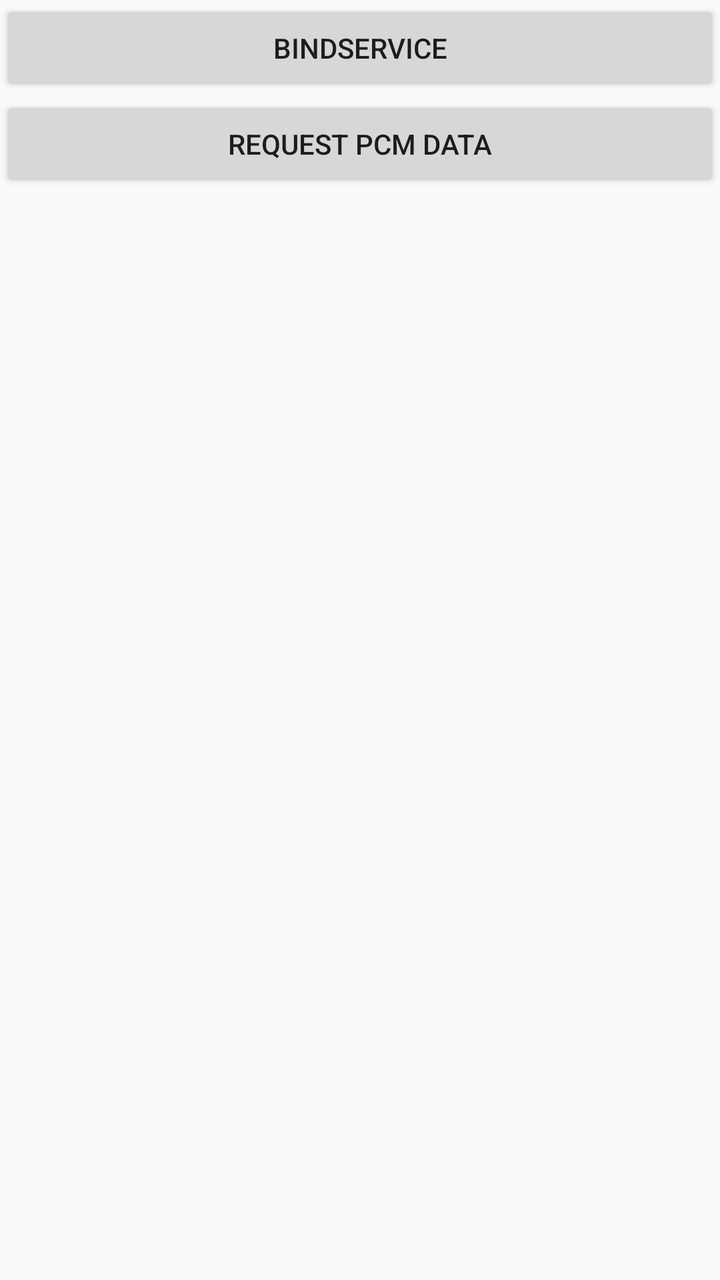
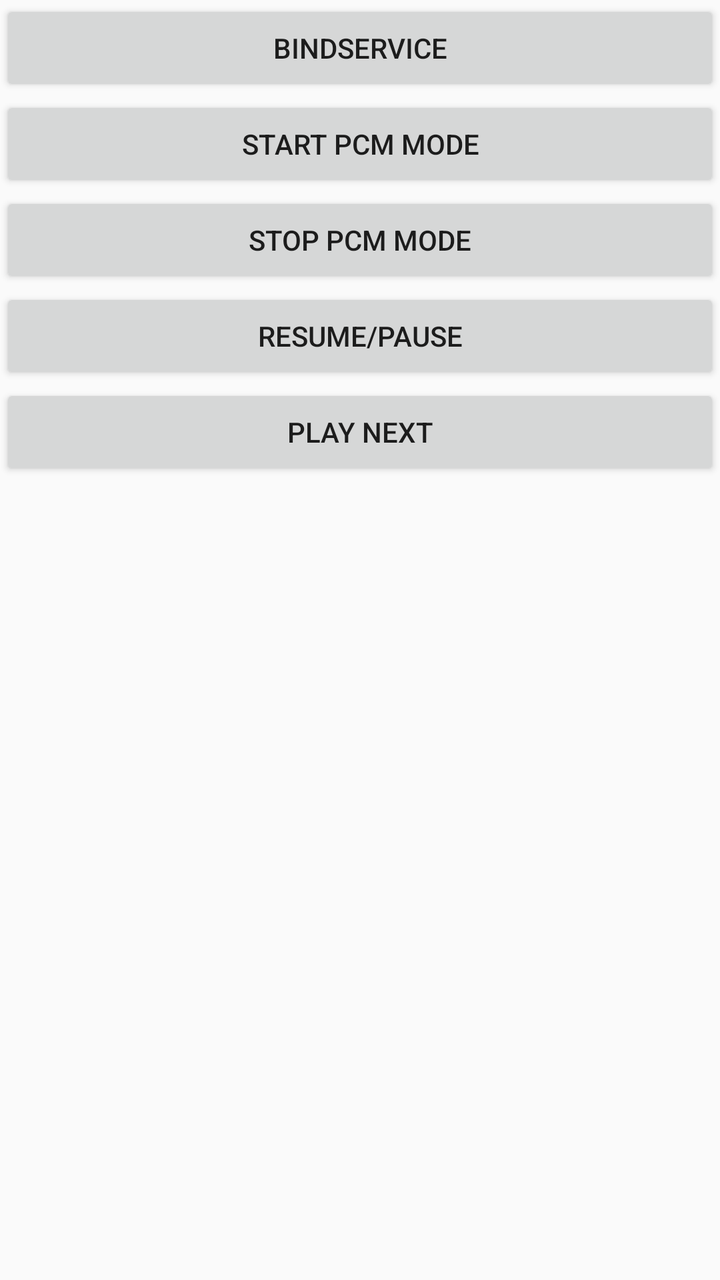

An Android layout rendered at two revisions. The XML below is the earlier revision; the diff shows what the commit changed to produce the second picture.
<!-- AndroidManifest.xml: activity theme AppTheme.NoActionBar -->
<!-- res/layout/activity_pcm_example.xml -->
<?xml version="1.0" encoding="utf-8"?>
<LinearLayout xmlns:android="http://schemas.android.com/apk/res/android"
    android:layout_width="match_parent"
    android:layout_height="match_parent"
    android:orientation="vertical"
    >

    <Button
        android:id="@+id/bt_bind_service"
        android:layout_width="match_parent"
        android:layout_height="wrap_content"
        android:text="bindService" />

    <Button
        android:id="@+id/bt_request_pcm_data"
        android:layout_width="match_parent"
        android:layout_height="wrap_content"
        android:text="request pcm data" />
</LinearLayout>
<!-- resources referenced by this layout -->
<resources>
  <style name="AppTheme.NoActionBar">
          <item name="windowActionBar">false</item>
          <item name="windowNoTitle">true</item>
      </style>
</resources>

<!-- the commit's change to res/layout/activity_pcm_example.xml (unified diff, before → after) -->
@@ -12,8 +12,26 @@
         android:text="bindService" />
 
     <Button
-        android:id="@+id/bt_request_pcm_data"
+        android:id="@+id/bt_start_pcm_mode"
         android:layout_width="match_parent"
         android:layout_height="wrap_content"
-        android:text="request pcm data" />
+        android:text="Start pcm mode" />
+
+    <Button
+        android:id="@+id/bt_stop_pcm_mode"
+        android:layout_width="match_parent"
+        android:layout_height="wrap_content"
+        android:text="Stop pcm mode" />
+
+    <Button
+        android:id="@+id/bt_play"
+        android:layout_width="match_parent"
+        android:layout_height="wrap_content"
+        android:text="Resume/Pause" />
+
+    <Button
+        android:id="@+id/bt_next"
+        android:layout_width="match_parent"
+        android:layout_height="wrap_content"
+        android:text="Play next" />
 </LinearLayout>
